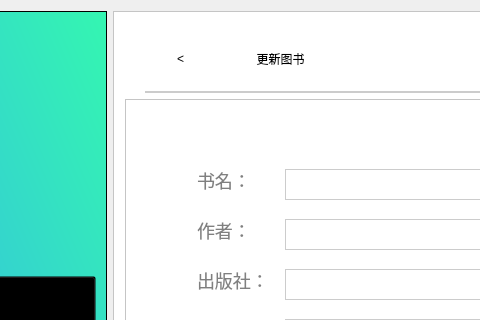
BooksOcean/BooksOcean, file Library/Library/admin_bookupdate.ui: the form before one commit; both pictures show x 204 to 684 and y 0 to 320 of the 1067 by 722 pixel window.
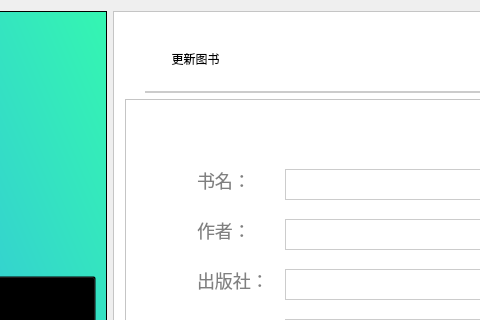
The form after the commit. Icons and pictures are not drawn.

```diff
--- a/Library/Library/admin_bookupdate.ui
+++ b/Library/Library/admin_bookupdate.ui
@@ -224,9 +224,9 @@
         <widget class="QPushButton" name="pushButton_2">
          <property name="geometry">
           <rect>
-           <x>90</x>
+           <x>10</x>
            <y>10</y>
-           <width>131</width>
+           <width>121</width>
            <height>51</height>
           </rect>
          </property>
@@ -238,22 +238,6 @@
           <string>更新图书</string>
          </property>
         </widget>
-        <widget class="QPushButton" name="pushButton_6">
-         <property name="geometry">
-          <rect>
-           <x>30</x>
-           <y>10</y>
-           <width>51</width>
-           <height>51</height>
-          </rect>
-         </property>
-         <property name="styleSheet">
-          <string notr="true">border:none;</string>
-         </property>
-         <property name="text">
-          <string>&lt;</string>
-         </property>
-        </widget>
        </widget>
       </item>
       <item>
```
